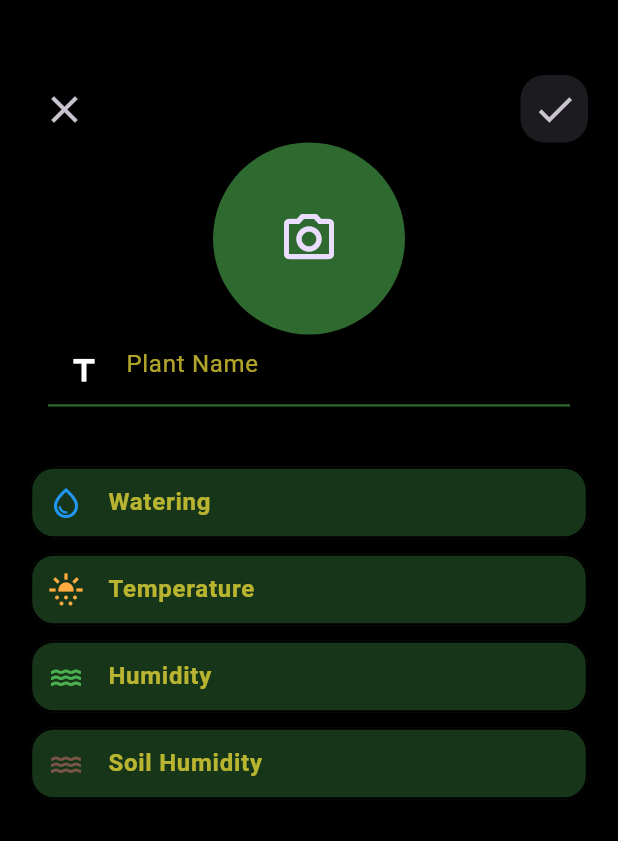
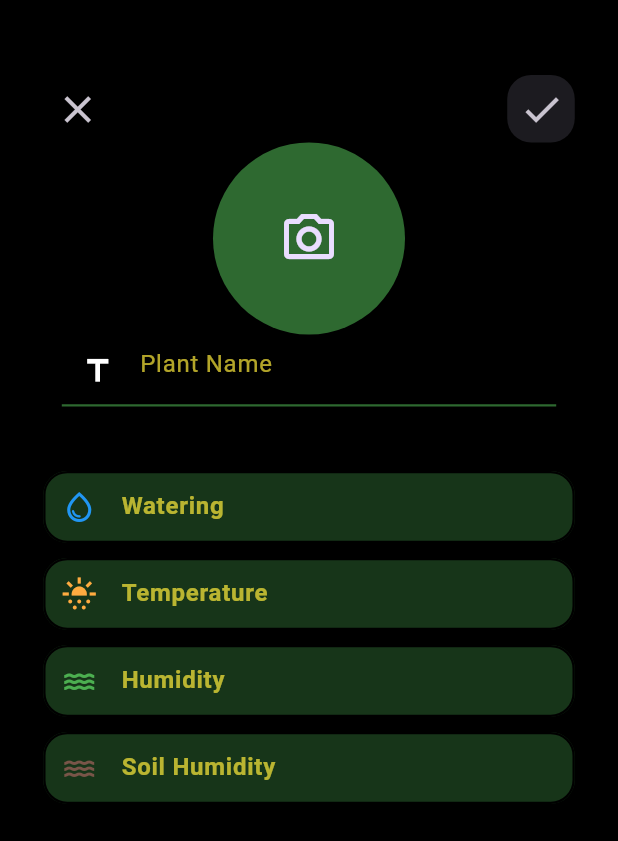
Before and after one commit to ahmedelshahed21/Smart_Farm_App, a Flutter app: the CustomPlantFormView screen opened by its route, on a phone screen of 412 x 824 dp. Shown: the top 841 px of the screen. Run offline on Flutter 3.47's test engine with Material 3 defaults, Android fonts, the phone set to English and light mode, and no system bars; our stand-ins replace animated_splash_screen, lottie, page_transition, percent_indicator, sleek_circular_slider.

Commit message:
Commit 12

```diff
--- a/lib/core/widgets/custom_text_button.dart
+++ b/lib/core/widgets/custom_text_button.dart
@@ -25,7 +25,6 @@ class CustomTextButton extends StatelessWidget{
       onPressed: onPressed,
       child: Text(child,
         style: TextStyle(
-          height: 2,
           color: textColor ?? Colors.black ,
           fontWeight: FontWeight.w600,
           fontSize: 18
--- a/lib/core/widgets/default_button.dart
+++ b/lib/core/widgets/default_button.dart
@@ -3,13 +3,13 @@ import 'package:smart_farm/constants.dart';
 
 class DefaultButton extends StatelessWidget{
   final String buttonName;
-  final VoidCallback onTapped;
+  final VoidCallback onPressed;
   final Color? borderColor;
-  const DefaultButton({super.key,required this.buttonName,required this.onTapped,this.borderColor});
+  const DefaultButton({super.key,required this.buttonName,required this.onPressed,this.borderColor});
   @override
   Widget build(BuildContext context) {
     return ElevatedButton(
-      onPressed: onTapped,
+      onPressed: onPressed,
       style: ElevatedButton.styleFrom(
           backgroundColor: Colors.black,
           shape: RoundedRectangleBorder(
--- a/lib/core/widgets/plant_action.dart
+++ b/lib/core/widgets/plant_action.dart
@@ -8,7 +8,7 @@ class PlantAction extends StatelessWidget{
   @override
   Widget build(BuildContext context) {
     return Padding(
-      padding: EdgeInsets.symmetric(horizontal: MediaQuery.of(context).size.width*0.04),
+      padding: EdgeInsets.symmetric(horizontal: MediaQuery.of(context).size.width*0.01),
       child: Row(
         children: [
           Expanded(
--- a/lib/core/widgets/plant_data_card.dart
+++ b/lib/core/widgets/plant_data_card.dart
@@ -12,7 +12,7 @@ class PlantDataCard extends StatelessWidget{
   @override
   Widget build(BuildContext context) {
     return Container(
-      padding: const EdgeInsets.symmetric(vertical: 12.0),
+      padding: EdgeInsets.symmetric(vertical: MediaQuery.of(context).size.height*.03),
       // height: MediaQuery.of(context).size.height*0.16,
       // width: MediaQuery.of(context).size.width*width!,
       decoration: BoxDecoration(
--- a/lib/features/custom plant/presentation/views/custom_plant_data_view.dart
+++ b/lib/features/custom plant/presentation/views/custom_plant_data_view.dart
@@ -26,7 +26,7 @@ class CustomPlantDataView extends StatelessWidget{
             const Expanded(child: SizedBox()),
             CustomExpansionTile(title: 'Notes',content: category.content),
             const SizedBox(height: 30),
-            PlantDataSection(water: category.water,temp: category.temp,humidity: category.soilHumidity,),
+            PlantDataSection(water: category.water,temp: category.temp,humidity: category.soilHumidity),
             const Expanded(child: SizedBox()),
             PlantAction(
               onPressedManualButton: (){
@@ -34,7 +34,6 @@ class CustomPlantDataView extends StatelessWidget{
               },
               onPressedAutomaticButton: (){
                 Navigator.pushNamed(context, PercentagesView.id);
-
               },
             ),
             const Expanded(child: SizedBox()),
--- a/lib/features/custom plant/presentation/views/widgets/body_custom_plant_form_view.dart
+++ b/lib/features/custom plant/presentation/views/widgets/body_custom_plant_form_view.dart
@@ -15,7 +15,7 @@ class BodyCustomPlantFormView extends StatelessWidget{
       key: formKey,
       child: SingleChildScrollView(
         child: Padding(
-          padding: const EdgeInsets.symmetric(horizontal: 20.0),
+          padding: EdgeInsets.symmetric(horizontal: MediaQuery.of(context).size.width*.07),
           child: Column(
             children: [
               Row(
@@ -69,7 +69,7 @@ class BodyCustomPlantFormView extends StatelessWidget{
                 )
               ),
               Padding(
-                padding: const EdgeInsets.symmetric(horizontal: 12.0),
+                padding: EdgeInsets.symmetric(horizontal: MediaQuery.of(context).size.width*0.03),
                 child: TextFormField(
                   validator: (data){
                     if(data!.isEmpty){
@@ -96,35 +96,35 @@ class BodyCustomPlantFormView extends StatelessWidget{
                 ),
               ),
 
-              const SizedBox(height: 30),
-              const CustomTextFormField(
+              SizedBox(height: MediaQuery.of(context).size.height*0.04),
+              CustomTextFormField(
                   prefixIcon: Icons.water_drop_outlined,
                   prefixIconColor: Colors.blue,
                   labelText: 'Watering',
                   hintText: 'How much water do this plant need ?',
                   textInputType: TextInputType.number,
-                  contentPadding: EdgeInsets.symmetric(vertical: 5,horizontal: 20)
+                  contentPadding: EdgeInsets.symmetric(vertical: MediaQuery.of(context).size.height*0.01,horizontal: MediaQuery.of(context).size.width*0.05)
               ),
-              const CustomTextFormField(
+              CustomTextFormField(
                   prefixIcon: Icons.sunny_snowing,
                   labelText: 'Temperature',
                   prefixIconColor: Colors.orangeAccent,
                   hintText: '',
                   textInputType: TextInputType.number,
-                  contentPadding: EdgeInsets.symmetric(vertical: 5,horizontal: 20)
+                  contentPadding: EdgeInsets.symmetric(vertical: MediaQuery.of(context).size.height*0.01,horizontal: MediaQuery.of(context).size.width*0.05)
               ),
-              const CustomTextFormField(
+              CustomTextFormField(
                   prefixIcon: Icons.water,labelText: 'Humidity',
                   prefixIconColor: kPrimaryColor,
                   hintText: '',textInputType: TextInputType.number,
-                  contentPadding: EdgeInsets.symmetric(vertical: 5,horizontal: 20)
+                  contentPadding: EdgeInsets.symmetric(vertical: MediaQuery.of(context).size.height*0.01,horizontal: MediaQuery.of(context).size.width*0.05)
               ),
-              const CustomTextFormField(
+              CustomTextFormField(
                   prefixIcon: Icons.water,
                   prefixIconColor: Colors.brown,
                   labelText: 'Soil Humidity',
                   hintText: '',textInputType: TextInputType.number,
-                  contentPadding: EdgeInsets.symmetric(vertical: 5,horizontal: 20)
+                  contentPadding: EdgeInsets.symmetric(vertical: MediaQuery.of(context).size.height*0.01,horizontal: MediaQuery.of(context).size.width*0.05)
               ),
             ],
           ),
--- a/lib/features/home/presentation/views/widgets/plants_listview.dart
+++ b/lib/features/home/presentation/views/widgets/plants_listview.dart
@@ -9,7 +9,7 @@ class PlantsListView extends StatelessWidget{
     PlantModel(image: 'assets/images/Wheat.jpeg', plantName: 'Wheat',content: 'It is a crucial food crop globally.\nRich in nutrients, including carbohydrates and proteins.\nCultivated in diverse climates worldwide.',water: 21,temp: 3,humidity: 26,soilHumidity: 61),
     PlantModel(
         image: 'assets/images/Rice.jpg', plantName: 'Rice',content: 'It is a staple food for billions worldwide.\nThrives in flooded paddies or upland areas.\nProvides essential carbohydrates and nutrients.',water: 25,temp: 12,humidity: 2,soilHumidity: 5),
-    PlantModel(image: 'assets/images/Cotton.png', plantName: 'Cotton',content: 'It is a versatile fiber with diverse applications.\nGrown in warm climates for its soft and breathable fabric.\nEssential for textile production worldwide.',water: 63,temp: 19,humidity: 7,soilHumidity: 9),
+    PlantModel(image: 'assets/images/Cotton.png', plantName: 'Cotton',content: 'It is a versatile fiber with diverse applications.\nGrown in warm climates for its soft and breathable fabric.',water: 63,temp: 19,humidity: 7,soilHumidity: 9),
     PlantModel(image: 'assets/images/Corn.webp', plantName: 'Corn',content: 'Corn, a staple crop in many cultures worldwide.\nThrives in warm climates, cultivated for its versatile uses.\nProvides food, animal feed.',water: 30,temp: 21,humidity: 9,soilHumidity: 7),
   ];
 
--- a/lib/features/login/presentation/views/widgets/animations_section.dart
+++ b/lib/features/login/presentation/views/widgets/animations_section.dart
@@ -60,9 +60,9 @@ class _AnimationSectionState extends State<AnimationSection> with SingleTickerPr
           child: const Text('SmartFarm',
             style: TextStyle(
               fontWeight: FontWeight.bold,
-              fontSize: 20,
+              fontSize: 28,
               color: kPrimaryColor,
-              letterSpacing: 2,
+              letterSpacing: 3,
             ),
           ),
         ),
--- a/lib/features/plant/presentation/views/plant_view.dart
+++ b/lib/features/plant/presentation/views/plant_view.dart
@@ -19,7 +19,7 @@ class PlantView extends StatelessWidget{
         actions: [PlantCard(category: category, width: 80, height: 50, radius: 12.0, fontSize: 14.0, fontWeight: FontWeight.w600, padding: const EdgeInsets.only(top: 2.0,left: 7.0),),]
       ),
         body: Padding(
-          padding: EdgeInsets.symmetric(horizontal:MediaQuery.of(context).size.width*.04),
+          padding: EdgeInsets.symmetric(horizontal:MediaQuery.of(context).size.width*.07),
           child: Column(
             children: [
               const Expanded(child: SizedBox()),
--- a/lib/features/plant/presentation/views/widgets/custom_expansion_tile.dart
+++ b/lib/features/plant/presentation/views/widgets/custom_expansion_tile.dart
@@ -9,7 +9,7 @@ class CustomExpansionTile extends StatelessWidget {
   Widget build(BuildContext context) {
     return content != null ?
       Container(
-      padding: const EdgeInsets.symmetric(horizontal: 10.0),
+      padding: EdgeInsets.symmetric(horizontal: MediaQuery.of(context).size.width*.03),
       decoration: BoxDecoration(
           borderRadius: BorderRadius.circular(12),
           color: kItemColor
@@ -22,8 +22,8 @@ class CustomExpansionTile extends StatelessWidget {
         iconColor: Colors.red,
         collapsedTextColor: Colors.white,
         textColor: kPrimaryColor,
-        collapsedBackgroundColor: const Color(0xFF1C1B20),
-        backgroundColor: const Color(0xFF1C1B20),
+        collapsedBackgroundColor: kItemColor,
+        backgroundColor: kItemColor,
         tilePadding: const EdgeInsets.only(left: 0.0),
         title: Text('\t $title',
           style: const TextStyle(
--- a/lib/main.dart
+++ b/lib/main.dart
@@ -10,7 +10,6 @@ import 'package:smart_farm/screens/percentages_view.dart';
 
 
 void main() {
-  // runApp(DevicePreview(builder: (context) => const SmartFarmApp()));
   runApp(const SmartFarmApp());
 }
 
```
Also changed, not shown: lib/features/login/presentation/views/login_view.dart (+4 -5 lines), lib/features/login/presentation/views/widgets/login_section.dart (+8 -5 lines), lib/features/plant/presentation/views/widgets/plant_data_section.dart (+25 -4 lines), lib/screens/manual_control_view.dart (+42 -5 lines).
